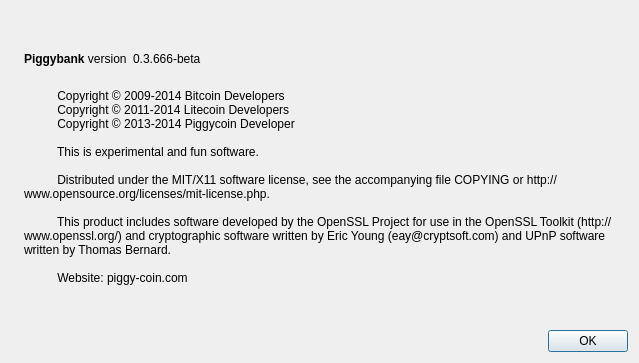
First picture: the form in src/qt/forms/aboutdialog.ui, repository piggycoin/piggycoin, before the edit.
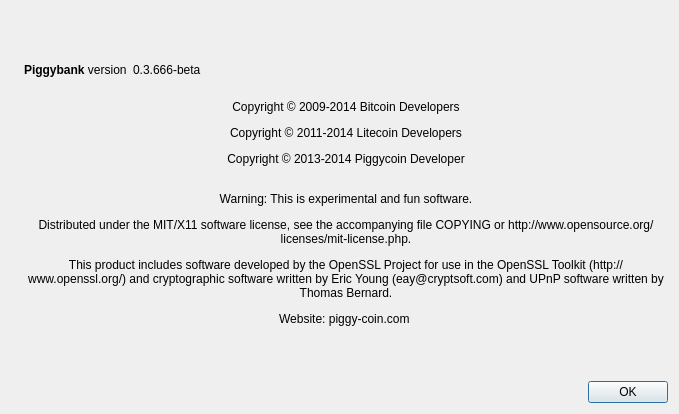
Second picture: the form after the edit. Icons and pictures are not drawn.

What changed in the file:
```diff
--- a/src/qt/forms/aboutdialog.ui
+++ b/src/qt/forms/aboutdialog.ui
@@ -6,8 +6,8 @@
    <rect>
     <x>0</x>
     <y>0</y>
-    <width>639</width>
-    <height>363</height>
+    <width>679</width>
+    <height>414</height>
    </rect>
   </property>
   <property name="windowTitle">
@@ -94,18 +94,7 @@
         <cursorShape>IBeamCursor</cursorShape>
        </property>
        <property name="text">
-        <string>
-          Copyright © 2009-2014 Bitcoin Developers
-          Copyright © 2011-2014 Litecoin Developers
-          Copyright © 2013-2014 Piggycoin Developer
-
-          This is experimental and fun software.
-
-          Distributed under the MIT/X11 software license, see the accompanying file COPYING or http://www.opensource.org/licenses/mit-license.php.
-
-          This product includes software developed by the OpenSSL Project for use in the OpenSSL Toolkit (http://www.openssl.org/) and cryptographic software written by Eric Young (eay@cryptsoft.com) and UPnP software written by Thomas Bernard.
-
-          Website: piggy-coin.com        </string>
+        <string>&lt;html&gt;&lt;head/&gt;&lt;body&gt;&lt;p align=&quot;center&quot;&gt;&lt;br/&gt;Copyright © 2009-2014 Bitcoin Developers&lt;/p&gt;&lt;p align=&quot;center&quot;&gt;Copyright © 2011-2014 Litecoin Developers&lt;/p&gt;&lt;p align=&quot;center&quot;&gt;Copyright © 2013-2014 Piggycoin Developer&lt;/p&gt;&lt;p align=&quot;center&quot;&gt;&lt;br/&gt;Warning: This is experimental and fun software.&lt;/p&gt;&lt;p align=&quot;center&quot;&gt;Distributed under the MIT/X11 software license, see the accompanying file COPYING or http://www.opensource.org/licenses/mit-license.php.&lt;/p&gt;&lt;p align=&quot;center&quot;&gt;This product includes software developed by the OpenSSL Project for use in the OpenSSL Toolkit (http://www.openssl.org/) and cryptographic software written by Eric Young (eay@cryptsoft.com) and UPnP software written by Thomas Bernard.&lt;/p&gt;&lt;p align=&quot;center&quot;&gt;Website: piggy-coin.com &lt;/p&gt;&lt;/body&gt;&lt;/html&gt;</string>
        </property>
        <property name="wordWrap">
         <bool>true</bool>
```
